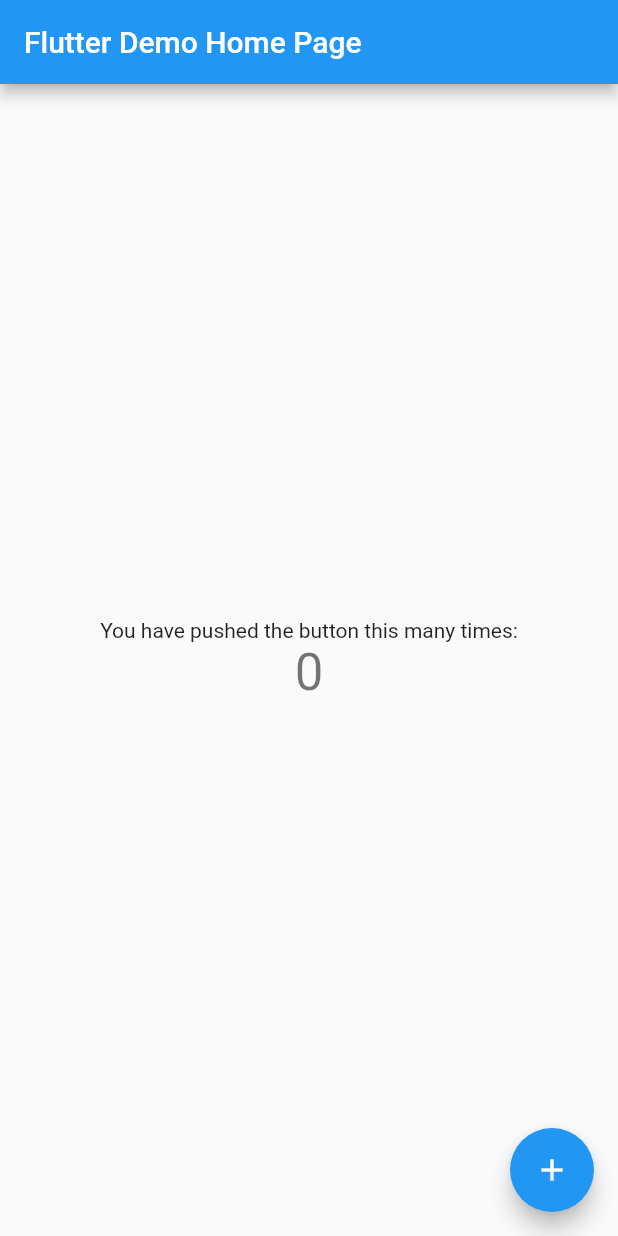
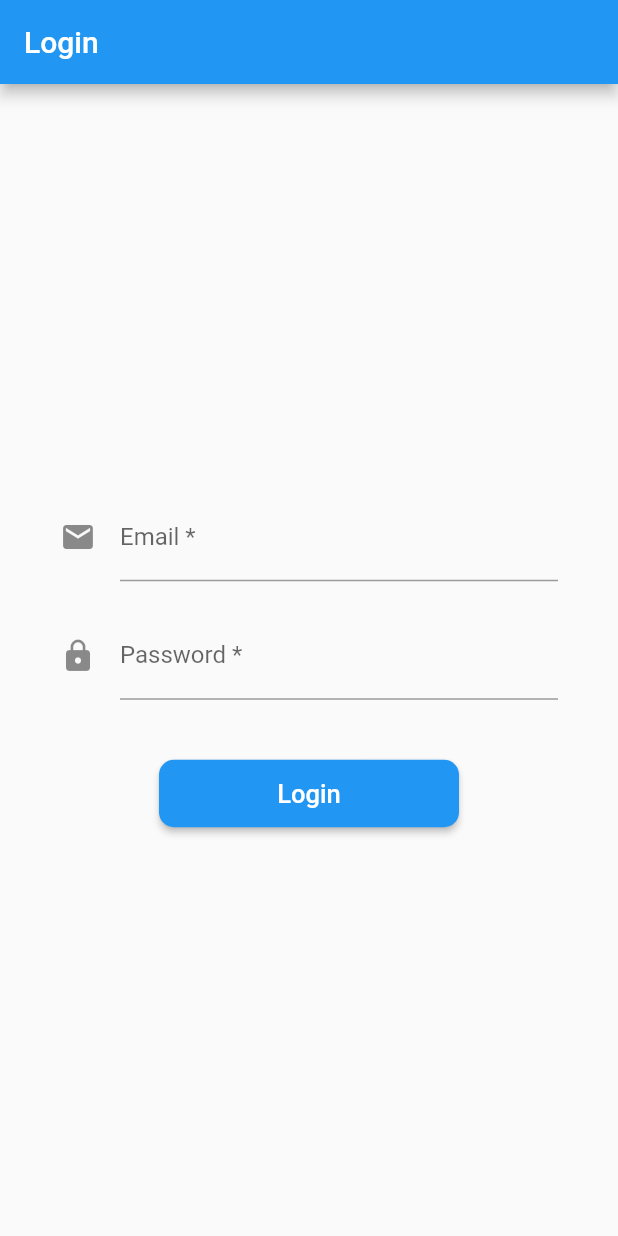
Before and after one commit to dadop44/BTH, a Flutter app: the screen it shows after launch, on a phone screen of 412 x 824 dp. Run offline on Flutter 3.47's test engine with Material 2 defaults, Android fonts, the phone set to English and light mode, and no system bars.

Commit message:
update view login

```diff
--- a/lib/main.dart
+++ b/lib/main.dart
@@ -1,3 +1,4 @@
+import 'package:bth/view/login/login_view.dart';
 import 'package:flutter/material.dart';
 
 void main() {
@@ -9,105 +10,10 @@
   @override
   Widget build(BuildContext context) {
     return MaterialApp(
-      title: 'Flutter Demo',
       theme: ThemeData(
-        // This is the theme of your application.
-        //
-        // Try running your application with "flutter run". You'll see the
-        // application has a blue toolbar. Then, without quitting the app, try
-        // changing the primarySwatch below to Colors.green and then invoke
-        // "hot reload" (press "r" in the console where you ran "flutter run",
-        // or simply save your changes to "hot reload" in a Flutter IDE).
-        // Notice that the counter didn't reset back to zero; the application
-        // is not restarted.
         primarySwatch: Colors.blue,
       ),
-      home: MyHomePage(title: 'Flutter Demo Home Page'),
+      home: LoginPage(),
     );
   }
 }
-
-class MyHomePage extends StatefulWidget {
-  MyHomePage({Key key, this.title}) : super(key: key);
-
-  // This widget is the home page of your application. It is stateful, meaning
-  // that it has a State object (defined below) that contains fields that affect
-  // how it looks.
-
-  // This class is the configuration for the state. It holds the values (in this
-  // case the title) provided by the parent (in this case the App widget) and
-  // used by the build method of the State. Fields in a Widget subclass are
-  // always marked "final".
-
-  final String title;
-
-  @override
-  _MyHomePageState createState() => _MyHomePageState();
-}
-
-class _MyHomePageState extends State<MyHomePage> {
-  int _counter = 0;
-
-  void _incrementCounter() {
-    setState(() {
-      // This call to setState tells the Flutter framework that something has
-      // changed in this State, which causes it to rerun the build method below
-      // so that the display can reflect the updated values. If we changed
-      // _counter without calling setState(), then the build method would not be
-      // called again, and so nothing would appear to happen.
-      _counter++;
-    });
-  }
-
-  @override
-  Widget build(BuildContext context) {
-    // This method is rerun every time setState is called, for instance as done
-    // by the _incrementCounter method above.
-    //
-    // The Flutter framework has been optimized to make rerunning build methods
-    // fast, so that you can just rebuild anything that needs updating rather
-    // than having to individually change instances of widgets.
-    return Scaffold(
-      appBar: AppBar(
-        // Here we take the value from the MyHomePage object that was created by
-        // the App.build method, and use it to set our appbar title.
-        title: Text(widget.title),
-      ),
-      body: Center(
-        // Center is a layout widget. It takes a single child and positions it
-        // in the middle of the parent.
-        child: Column(
-          // Column is also a layout widget. It takes a list of children and
-          // arranges them vertically. By default, it sizes itself to fit its
-          // children horizontally, and tries to be as tall as its parent.
-          //
-          // Invoke "debug painting" (press "p" in the console, choose the
-          // "Toggle Debug Paint" action from the Flutter Inspector in Android
-          // Studio, or the "Toggle Debug Paint" command in Visual Studio Code)
-          // to see the wireframe for each widget.
-          //
-          // Column has various properties to control how it sizes itself and
-          // how it positions its children. Here we use mainAxisAlignment to
-          // center the children vertically; the main axis here is the vertical
-          // axis because Columns are vertical (the cross axis would be
-          // horizontal).
-          mainAxisAlignment: MainAxisAlignment.center,
-          children: <Widget>[
-            Text(
-              'You have pushed the button this many times:',
-            ),
-            Text(
-              '$_counter',
-              style: Theme.of(context).textTheme.headline4,
-            ),
-          ],
-        ),
-      ),
-      floatingActionButton: FloatingActionButton(
-        onPressed: _incrementCounter,
-        tooltip: 'Increment',
-        child: Icon(Icons.add),
-      ), // This trailing comma makes auto-formatting nicer for build methods.
-    );
-  }
-}
--- /dev/null
+++ b/lib/view/login/login_view.dart
@@ -0,0 +1,14 @@
+import 'package:bth/widget/login_widget.dart';
+import 'package:flutter/material.dart';
+
+class LoginPage extends StatelessWidget {
+  @override
+  Widget build(BuildContext context) {
+    return Scaffold(
+      appBar: AppBar(
+        title: Text('Login'),
+      ),
+      body: LoginWidget(),
+    );
+  }
+}
--- /dev/null
+++ b/lib/widget/login_widget.dart
@@ -0,0 +1,59 @@
+import 'package:flutter/material.dart';
+
+class LoginWidget extends StatefulWidget {
+  @override
+  _LoginWidgetState createState() => _LoginWidgetState();
+}
+
+class _LoginWidgetState extends State<LoginWidget> {
+  @override
+  Widget build(BuildContext context) {
+    return Container(
+      padding: EdgeInsets.only(left: 40, right: 40),
+      child: Column(
+        mainAxisAlignment: MainAxisAlignment.center,
+        children: <Widget>[
+          TextFormField(
+            decoration: InputDecoration(
+              icon: Icon(Icons.email),
+              hintText: 'Email của bạn',
+              labelText: 'Email *',
+            ),
+          ),
+          SizedBox(
+            height: 20,
+          ),
+          TextFormField(
+            obscureText: true,
+            decoration: InputDecoration(
+              icon: Icon(Icons.lock),
+              //hintText: 'Password',
+              labelText: 'Password *',
+            ),
+          ),
+          SizedBox(
+            height: 40,
+          ),
+          SizedBox(
+            width: 200,
+            height: 45,
+            child: RaisedButton(
+              color: Colors.blue,
+              shape: RoundedRectangleBorder(
+                borderRadius: BorderRadius.circular(10),
+              ),
+              onPressed: () {},
+              child: Text(
+                'Login',
+                style: TextStyle(
+                  color: Colors.white,
+                  fontSize: 17,
+                ),
+              ),
+            ),
+          ),
+        ],
+      ),
+    );
+  }
+}
```
Also changed, not shown: lib/viewmodel/login_viewmodel.dart (added), 4 other files.
